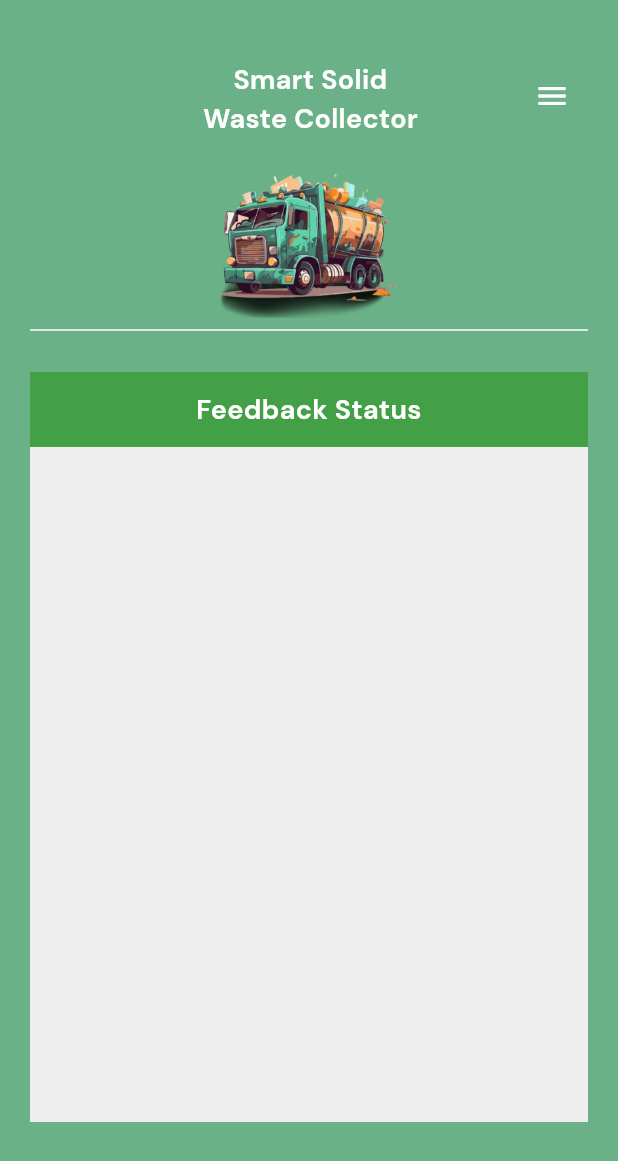
After one commit to aljon-dev/smart_solid_waste_collection, a Flutter app: the FeedbackStatusScreen screen opened directly, on a phone screen of 412 x 824 dp. The commit adds this screen. Shown: the top 1161 px of the screen. Run offline on Flutter 3.47's test engine with Material 3 defaults, Android fonts, the phone set to English and light mode, and no system bars; our stand-ins replace cloud_firestore, firebase_auth, firebase_core, firebase_database, firebase_storage, fluttertoast and 5 more; missing offline and left inert: flutter_inapp_notifications; accounts and stored records are empty.

Commit message:
added feedback status page

```diff
--- /dev/null
+++ b/lib/screens/feedback_status_screen.dart
@@ -0,0 +1,188 @@
+import 'package:cloud_firestore/cloud_firestore.dart';
+import 'package:flutter/material.dart';
+import 'package:smart_waste_mobile/utlis/colors.dart';
+import 'package:smart_waste_mobile/widgets/text_widget.dart';
+
+import '../widgets/drawer_widget.dart';
+
+class FeedbackStatusScreen extends StatelessWidget {
+  const FeedbackStatusScreen({super.key});
+
+  @override
+  Widget build(BuildContext context) {
+    return Scaffold(
+      backgroundColor: background,
+      endDrawer: const DrawerWidget(),
+      body: Padding(
+        padding: const EdgeInsets.all(20.0),
+        child: Column(
+          crossAxisAlignment: CrossAxisAlignment.start,
+          mainAxisAlignment: MainAxisAlignment.start,
+          children: [
+            const SizedBox(
+              height: 20,
+            ),
+            Row(
+              mainAxisAlignment: MainAxisAlignment.spaceBetween,
+              crossAxisAlignment: CrossAxisAlignment.start,
+              children: [
+                const SizedBox(
+                  width: 50,
+                ),
+                TextWidget(
+                  text: 'Smart Solid\nWaste Collector',
+                  fontSize: 18,
+                  color: Colors.white,
+                  fontFamily: 'Bold',
+                ),
+                Builder(builder: (context) {
+                  return IconButton(
+                    onPressed: () async {
+                      Scaffold.of(context).openEndDrawer();
+                    },
+                    icon: const Icon(
+                      Icons.menu,
+                      color: Colors.white,
+                    ),
+                  );
+                }),
+              ],
+            ),
+            const SizedBox(
+              height: 20,
+            ),
+            Center(
+              child: Image.asset(
+                'assets/images/new-removebg-preview.png',
+                height: 100,
+              ),
+            ),
+            const Divider(
+              color: Colors.white,
+            ),
+            const SizedBox(
+              height: 20,
+            ),
+            Container(
+              width: double.infinity,
+              height: 500,
+              color: Colors.grey[200],
+              child: Column(
+                children: [
+                  Container(
+                    width: double.infinity,
+                    height: 50,
+                    color: Colors.green[600],
+                    child: Center(
+                      child: TextWidget(
+                        text: 'Feedback Status',
+                        fontSize: 18,
+                        color: Colors.white,
+                        fontFamily: 'Bold',
+                      ),
+                    ),
+                  ),
+                  StreamBuilder<QuerySnapshot>(
+                      stream: FirebaseFirestore.instance
+                          .collection('Feedbacks')
+                          .orderBy('postedAt', descending: true)
+                          .snapshots(),
+                      builder: (BuildContext context,
+                          AsyncSnapshot<QuerySnapshot> snapshot) {
+                        if (snapshot.hasError) {
+                          print(snapshot.error);
+                          return const Center(child: Text('Error'));
+                        }
+                        if (snapshot.connectionState ==
+                            ConnectionState.waiting) {
+                          return const Padding(
+                            padding: EdgeInsets.only(top: 50),
+                            child: Center(
+                                child: CircularProgressIndicator(
+                              color: Colors.black,
+                            )),
+                          );
+                        }
+
+                        final data = snapshot.requireData;
+
+                        String status = 'On Going';
+                        return Expanded(
+                          child: ListView.builder(
+                            itemCount: data.docs.length,
+                            itemBuilder: (context, index) {
+                              return Padding(
+                                padding: const EdgeInsets.all(10),
+                                child: Row(
+                                  crossAxisAlignment: CrossAxisAlignment.center,
+                                  children: [
+                                    // Green Box
+                                    Expanded(
+                                      child: Container(
+                                        height: 80,
+                                        color: Colors.green[200],
+                                        child: Padding(
+                                          padding: const EdgeInsets.all(5.0),
+                                          child: SingleChildScrollView(
+                                            child: Column(
+                                              crossAxisAlignment:
+                                                  CrossAxisAlignment.start,
+                                              mainAxisAlignment:
+                                                  MainAxisAlignment.center,
+                                              children: [
+                                                TextWidget(
+                                                  text:
+                                                      'Location: ${data.docs[index]['location']}',
+                                                  fontSize: 14,
+                                                  fontFamily: 'Bold',
+                                                ),
+                                                const SizedBox(
+                                                  height: 5,
+                                                ),
+                                                TextWidget(
+                                                  align: TextAlign.start,
+                                                  text:
+                                                      '${data.docs[index]['Feedback']}',
+                                                  fontSize: 12,
+                                                  fontFamily: 'Medium',
+                                                ),
+                                              ],
+                                            ),
+                                          ),
+                                        ),
+                                      ),
+                                    ),
+                                    const SizedBox(width: 16),
+                                    // Status Icon with Label
+                                    const Column(
+                                      children: [
+                                        Icon(
+                                          Icons.list_alt,
+                                          color: Colors.blue,
+                                        ),
+                                        SizedBox(height: 4),
+                                        Text(
+                                          'On Going',
+                                          style: TextStyle(
+                                            fontSize: 12,
+                                            color: Colors.black,
+                                          ),
+                                        ),
+                                      ],
+                                    ),
+                                  ],
+                                ),
+                              );
+                            },
+                          ),
+                        );
+                      }),
+                ],
+              ),
+            ),
+          ],
+        ),
+      ),
+    );
+  }
+}
```
Also changed, not shown: lib/screens/feedback_screen.dart (+59 -47 lines).
